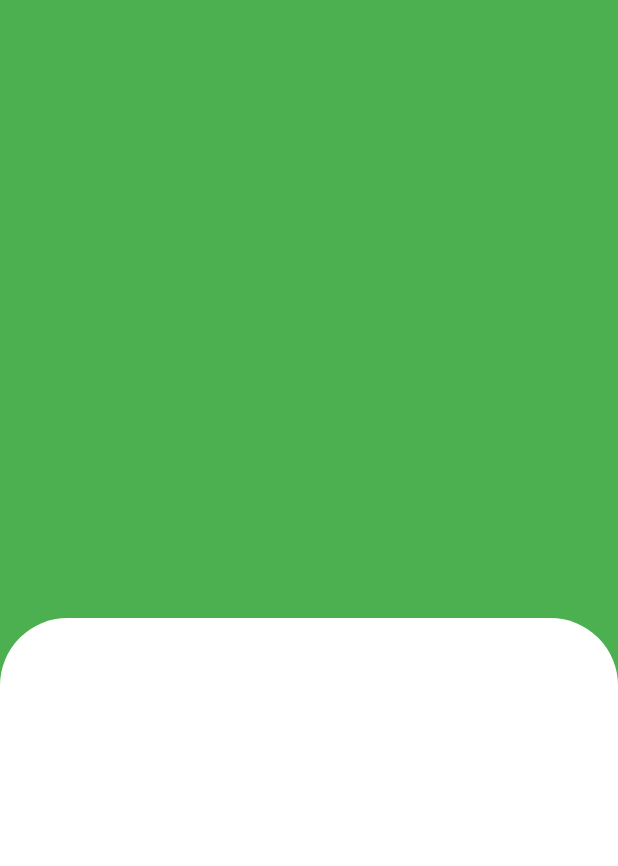
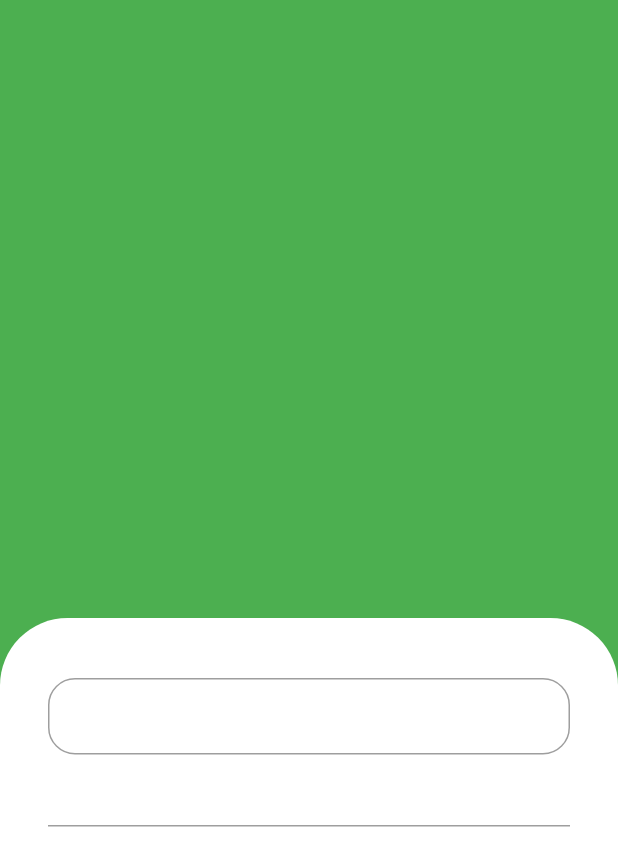
Before and after one commit to RenatoRosaFranco/fruit-ecommerce-app, a Flutter app: the screen it shows after launch, on a phone screen of 412 x 824 dp. Shown: the top 866 px of the screen. Run offline on Flutter 3.47's test engine with Material 2 defaults, Android fonts, the phone set to English and light mode, and no system bars.

Commit message:
Adicionando campo de texto

```diff
--- a/lib/main.dart
+++ b/lib/main.dart
@@ -14,7 +14,7 @@ class MyApp extends StatelessWidget {
       title: 'Flutter Demo',
       debugShowCheckedModeBanner: false,
       theme: ThemeData(
-        primarySwatch: Colors.blue,
+        primarySwatch: Colors.green,
       ),
       home: const SignInScreen(),
     );
--- a/lib/src/sign_in_screen.dart
+++ b/lib/src/sign_in_screen.dart
@@ -21,11 +21,28 @@ class _SignInScreenState extends State<SignInScreen> {
           ),
           Expanded(
             child: Container(
+              padding: const EdgeInsets.symmetric(
+                horizontal: 32,
+                vertical: 40
+              ),
               decoration: BoxDecoration(
                 color: Colors.white,
                 borderRadius: BorderRadius.vertical(
                   top: Radius.circular(45)
-                )
+                ),
+              ),
+              child: Column(
+                children: [
+                  TextFormField(
+                    decoration: InputDecoration(
+                        isDense: true,
+                        border: OutlineInputBorder(
+                        borderRadius: BorderRadius.circular(18)
+                      )
+                    ),
+                  ),
+                  TextFormField()
+                ],
               ),
             ),
           )
```
